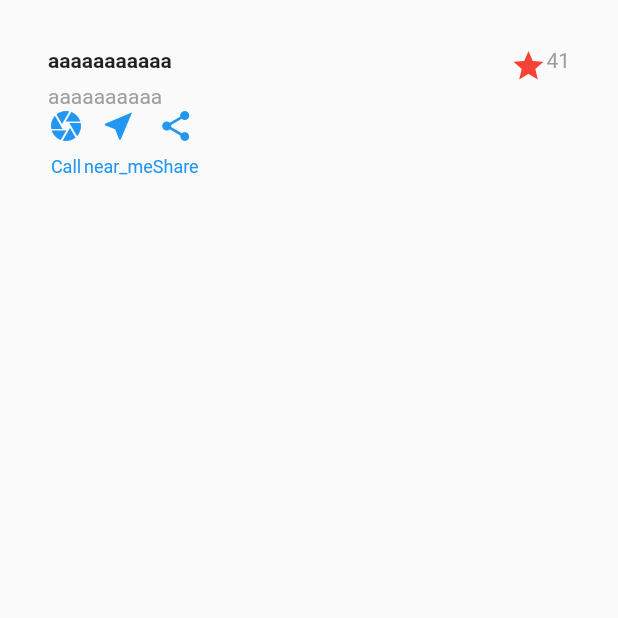
After one commit to hanyunmuyu/flutter, a Flutter app: the screen it shows after launch, item 3 of the bottom bar chosen, after a tap on "page", on a phone screen of 412 x 824 dp, the top half of it. The commit adds this screen. Run offline on Flutter 3.47's test engine with Material 2 defaults, Android fonts, the phone set to English and light mode, and no system bars; our stand-ins replace image_picker, video_player; network calls fail.

```diff
--- /dev/null
+++ b/lib/ContainerPage.dart
@@ -0,0 +1,71 @@
+import 'package:flutter/material.dart';
+
+class ContainerPage extends StatelessWidget {
+  @override
+  Widget build(BuildContext context) {
+    Column buildButton(IconData icon, String label) {
+      Color color = Theme.of(context).primaryColor;
+
+      return new Column(
+        mainAxisSize: MainAxisSize.min,
+        mainAxisAlignment: MainAxisAlignment.center,
+        children: <Widget>[
+          new Icon(
+            icon,
+            color: color,
+          ),
+          new Container(
+            margin: const EdgeInsets.only(top: 8.0),
+            child: new Text(
+              label,
+              style: new TextStyle(
+                  fontSize: 12.0, fontWeight: FontWeight.w400, color: color),
+              overflow: TextOverflow.ellipsis,
+            ),
+          ),
+//        new Icon(icon,color: col,)
+        ],
+      );
+    }
+
+    return new Scaffold(
+        body: new Container(
+      padding: const EdgeInsets.all(32.0),
+      child: new Row(
+        crossAxisAlignment: CrossAxisAlignment.start,
+        children: <Widget>[
+          new Expanded(
+              child: new Column(
+            crossAxisAlignment: CrossAxisAlignment.start,
+            children: <Widget>[
+              new Container(
+                padding: const EdgeInsets.only(bottom: 8.0),
+                child: new Text(
+                  'aaaaaaaaaaa',
+                  style: new TextStyle(fontWeight: FontWeight.bold),
+                ),
+              ),
+              new Text(
+                'aaaaaaaaaa',
+                style: new TextStyle(color: Colors.grey),
+              ),
+              new Row(
+                crossAxisAlignment: CrossAxisAlignment.start,
+                children: <Widget>[
+                  buildButton(Icons.camera, 'Call'),
+                  buildButton(Icons.near_me, 'near_me'),
+                  buildButton(Icons.share, 'Share')
+                ],
+              ),
+            ],
+          )),
+          new Icon(
+            Icons.star,
+            color: Colors.red,
+          ),
+          new Text('41', style: new TextStyle(color: Colors.grey)),
+        ],
+      ),
+    ));
+  }
+}
--- a/lib/UserPage.dart
+++ b/lib/UserPage.dart
@@ -1,6 +1,9 @@
 import 'package:flutter/material.dart';
 import 'ImagePage.dart';
 import 'ListViewPage.dart';
+import 'ContainerPage.dart';
+import 'BoxPage.dart';
+import 'StatePage.dart';
 
 class UserPage extends StatelessWidget {
   @override
@@ -44,7 +47,34 @@ class _UserState extends State<_UserWidget> {
                     }));
                   },
                   icon: new Icon(Icons.list),
-                  label: new Text('列表'))
+                  label: new Text('列表')),
+              new RaisedButton.icon(
+                  onPressed: () {
+                    Navigator.of(context)
+                        .push(new MaterialPageRoute(builder: (_) {
+                      return new ContainerPage();
+                    }));
+                  },
+                  icon: new Icon(Icons.pages),
+                  label: new Text('page')),
+              new RaisedButton.icon(
+                  onPressed: () {
+                    Navigator.of(context)
+                        .push(new MaterialPageRoute(builder: (_) {
+                      return new BoxPage();
+                    }));
+                  },
+                  icon: new Icon(Icons.move_to_inbox),
+                  label: new Text('BoxPage')),
+              new RaisedButton.icon(
+                  onPressed: () {
+                    Navigator.of(context)
+                        .push(new MaterialPageRoute(builder: (_) {
+                      return new StatePage();
+                    }));
+                  },
+                  icon: new Icon(Icons.move_to_inbox),
+                  label: new Text('StatePage')),
             ],
           ),
         ),
```
Also changed, not shown: lib/BoxPage.dart (added, +35 -0 lines), lib/StatePage.dart (added, +53 -0 lines).
